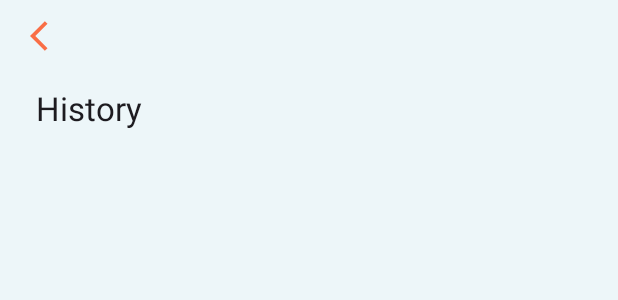
After one commit to minesamaro/MuseCMEB, an Android app: the layout history.xml on its own in the app's theme, with its tools: preview values and no code run, on a phone screen of 412 x 824 dp. The commit adds this screen. Shown: the top 300 px of the screen. Run offline under Robolectric (Android 15) with nearby library versions, the phone set to English and light mode, and no system bars.

Commit message:
Added History View, and the Session View (with a little circle animation)

```diff
--- /dev/null
+++ b/App/app/src/main/res/drawable/ic_arrow_back.xml
@@ -0,0 +1,5 @@
+<vector android:autoMirrored="true" android:height="24dp"
+    android:tint="#F96E46" android:viewportHeight="24"
+    android:viewportWidth="24" android:width="24dp" xmlns:android="http://schemas.android.com/apk/res/android">
+    <path android:fillColor="@android:color/white" android:pathData="M11.67,3.87L9.9,2.1 0,12l9.9,9.9 1.77,-1.77L3.54,12z"/>
+</vector>
--- /dev/null
+++ b/App/app/src/main/res/layout-land/history.xml
@@ -0,0 +1,42 @@
+<?xml version="1.0" encoding="utf-8"?>
+<LinearLayout xmlns:android="http://schemas.android.com/apk/res/android"
+    xmlns:app="http://schemas.android.com/apk/res-auto"
+    xmlns:tools="http://schemas.android.com/tools"
+    android:id="@+id/linearLayout"
+    android:layout_width="fill_parent"
+    android:layout_height="fill_parent"
+    android:orientation="vertical"
+    android:paddingLeft="8dp"
+    android:paddingRight="8dp"
+    android:background = "#EDF6F9">
+
+    <ImageButton
+        android:id="@+id/backButton"
+        android:layout_width="48dp"
+        android:layout_height="48dp"
+        android:background="?attr/selectableItemBackgroundBorderless"
+        android:contentDescription="@string/back_button_description"
+        android:src="@drawable/ic_arrow_back" />
+
+    <androidx.appcompat.widget.Toolbar
+        android:id="@+id/toolbar"
+        android:layout_width="match_parent"
+        android:layout_height="?attr/actionBarSize"
+        android:layout_weight="0"
+        android:background="@android:color/transparent"
+        android:elevation="4dp"
+        android:minHeight="?attr/actionBarSize"
+        android:theme="@style/ThemeOverlay.AppCompat.ActionBar"
+        app:popupTheme="@style/ThemeOverlay.AppCompat.Light"
+        app:title="@string/history" />
+
+    <ListView
+        android:id="@android:id/list"
+        android:layout_width="match_parent"
+        android:layout_height="match_parent"
+        android:layout_weight="1"
+        android:drawSelectorOnTop="false">
+
+    </ListView>
+
+</LinearLayout>
--- /dev/null
+++ b/App/app/src/main/res/layout/history.xml
@@ -0,0 +1,44 @@
+<?xml version="1.0" encoding="utf-8"?>
+<LinearLayout xmlns:android="http://schemas.android.com/apk/res/android"
+    xmlns:app="http://schemas.android.com/apk/res-auto"
+    xmlns:tools="http://schemas.android.com/tools"
+    android:id="@+id/linearLayout"
+    android:layout_width="fill_parent"
+    android:layout_height="fill_parent"
+    android:orientation="vertical"
+    android:paddingLeft="8dp"
+    android:paddingRight="8dp"
+    android:background="#EDF6F9">
+
+    <ImageButton
+        android:id="@+id/backButton"
+        android:layout_width="48dp"
+        android:layout_height="48dp"
+        android:background="?attr/selectableItemBackgroundBorderless"
+        android:contentDescription="@string/back_button_description"
+        android:src="@drawable/ic_arrow_back" />
+
+    <androidx.appcompat.widget.Toolbar
+        android:id="@+id/toolbar"
+        android:layout_width="match_parent"
+        android:layout_height="48dp"
+        android:layout_weight="0"
+        android:background="@android:color/transparent"
+        android:elevation="4dp"
+        android:minHeight="?attr/actionBarSize"
+        android:theme="@style/ThemeOverlay.AppCompat.ActionBar"
+        app:popupTheme="@style/ThemeOverlay.AppCompat.Light"
+        app:title="@string/history">
+
+    </androidx.appcompat.widget.Toolbar>
+
+<ListView
+android:id="@android:id/list"
+android:layout_width="match_parent"
+android:layout_height="match_parent"
+android:layout_weight="1"
+android:drawSelectorOnTop="false">
+
+</ListView>
+
+    </LinearLayout>
--- a/App/app/src/main/res/values/strings.xml
+++ b/App/app/src/main/res/values/strings.xml
@@ -1,3 +1,6 @@
 <resources>
     <string name="app_name">MuseCMEB</string>
+    <string name="history"> History </string>
+    <string name="sessionButton"> Exit </string>
+    <string name="back_button_description"> Back Button in the history view layout </string>
 </resources>
```
Also changed, not shown: App/app/src/main/java/org/mines/cmeb/musecmeb/CircleView.java (added, +72 -0 lines), App/app/src/main/java/org/mines/cmeb/musecmeb/HistoryView.java (added, +27 -0 lines), App/app/src/main/java/org/mines/cmeb/musecmeb/Session.java (added, +36 -0 lines), App/app/src/main/res/layout-land/session.xml (added, +7 -0 lines), App/app/src/main/res/layout/session.xml (added, +24 -0 lines).
